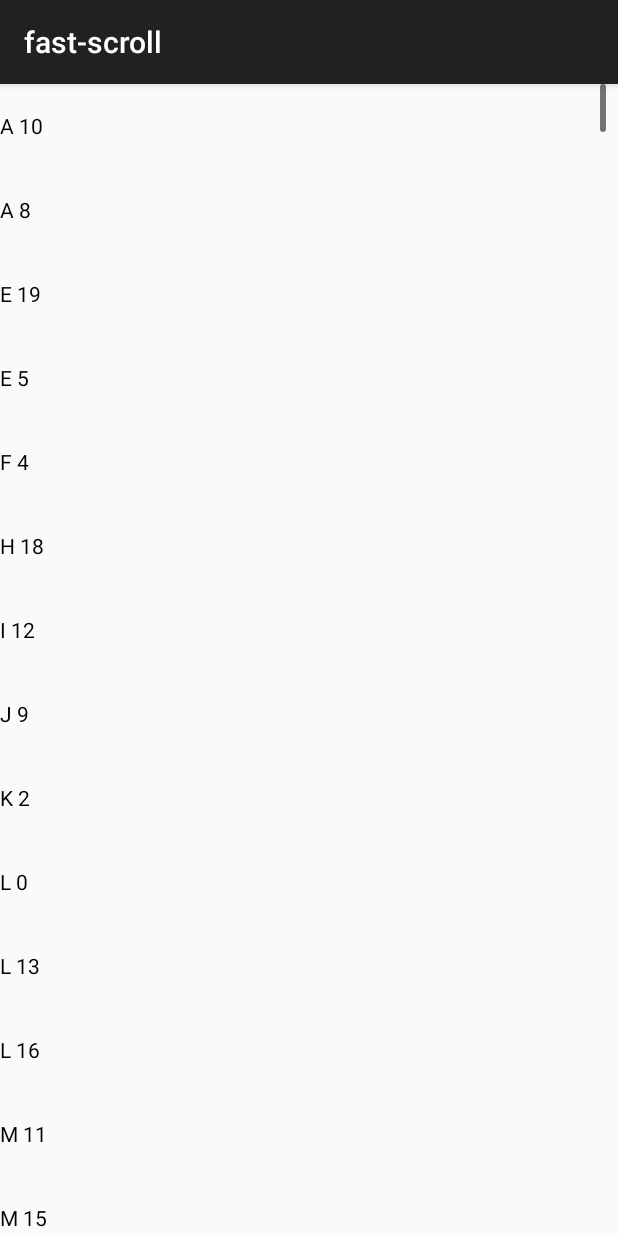
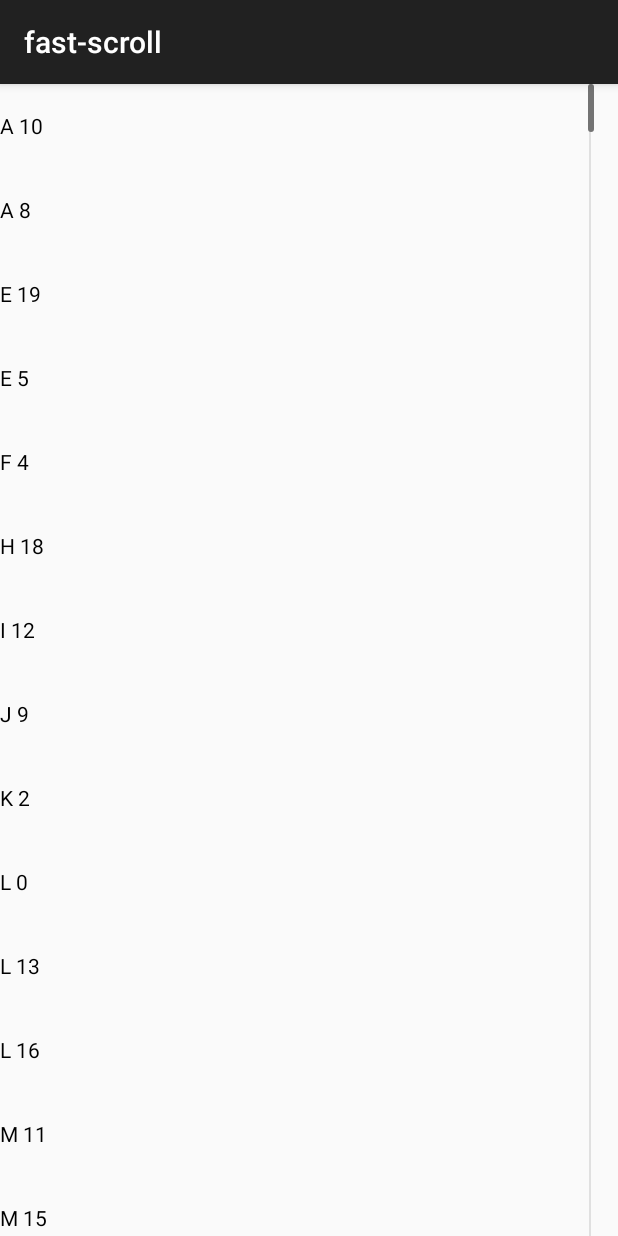
Before and after one commit to InboxAppCo/android-fast-scroll, an Android app: the screen it shows after launch (TestActivity), on a phone screen of 412 x 824 dp. Run offline under Robolectric (Android 15) with nearby library versions, the phone set to English and light mode, and no system bars.

Commit message:
layout updates

```diff
--- a/inbox_fast_scroll/build.gradle
+++ b/inbox_fast_scroll/build.gradle
@@ -27,7 +27,7 @@ dependencies {
 apply plugin: 'maven'
 
 group = 'co.inbox.android-fast-scroll'
-version = '1.0.0'
+version = '1.0-SNAPSHOT'
 uploadArchives {
     repositories {
         mavenDeployer {
--- a/inbox_fast_scroll/src/main/java/co/inbox/ui/inboxfastscroll/InboxFastScrollView.java
+++ b/inbox_fast_scroll/src/main/java/co/inbox/ui/inboxfastscroll/InboxFastScrollView.java
@@ -13,12 +13,12 @@ import android.support.v7.widget.RecyclerView;
 import android.util.AttributeSet;
 import android.view.LayoutInflater;
 import android.view.MotionEvent;
+import android.widget.FrameLayout;
 import android.widget.ImageView;
-import android.widget.LinearLayout;
 import android.widget.TextView;
 
 public class InboxFastScrollView
-        extends LinearLayout {
+        extends FrameLayout {
     private static final String TAG                   = "InboxFastScroller";
     private static final long   ANIMATION_TIME_BUBBLE = 100;
     private static final float  BOTTOM_SNAP_THRESHOLD = 10;
@@ -33,7 +33,6 @@ public class InboxFastScrollView
     public InboxFastScrollView(Context context, AttributeSet attrs) {
         super(context, attrs);
 
-        setOrientation(HORIZONTAL);
         LayoutInflater.from(context).inflate(R.layout.ifs_view, this, true);
         mHandle = (ImageView) findViewById(R.id.ifs_handle);
         mBubble = (TextView) findViewById(R.id.ifs_bubble);
@@ -70,6 +69,8 @@ public class InboxFastScrollView
 
         mBubble.getLayoutParams().width = bubbleSize;
         mBubble.getLayoutParams().height = bubbleSize;
+
+        ((MarginLayoutParams) mBubble.getLayoutParams()).rightMargin = handleDrawable.getIntrinsicWidth();
 
         mHandle.setImageDrawable(handleDrawable);
     }
--- a/inbox_fast_scroll/src/main/res/drawable/ifs_default_handle.xml
+++ b/inbox_fast_scroll/src/main/res/drawable/ifs_default_handle.xml
@@ -1,6 +1,10 @@
 <?xml version="1.0" encoding="utf-8"?>
 <selector xmlns:android="http://schemas.android.com/apk/res/android">
     <item android:state_selected="true">
+        <inset
+            android:insetLeft="8dp"
+            android:insetRight="16dp">
+
             <shape xmlns:android="http://schemas.android.com/apk/res/android"
                    android:shape="rectangle">
 
@@ -9,11 +13,15 @@
                 <solid android:color="#FF0288D1"/>
 
                 <size
-                android:height="32dp"
-                android:width="4dp"/>
+                    android:width="4dp"
+                    android:height="32dp"/>
             </shape>
+        </inset>
     </item>
-    <item >
+    <item>
+        <inset
+            android:insetLeft="8dp"
+            android:insetRight="16dp">
             <shape xmlns:android="http://schemas.android.com/apk/res/android"
                    android:shape="rectangle">
 
@@ -22,8 +30,9 @@
                 <solid android:color="#FF737373"/>
 
                 <size
-                android:height="32dp"
-                android:width="4dp"/>
+                    android:width="4dp"
+                    android:height="32dp"/>
             </shape>
+        </inset>
     </item>
 </selector>
--- a/inbox_fast_scroll/src/main/res/layout/ifs_view.xml
+++ b/inbox_fast_scroll/src/main/res/layout/ifs_view.xml
@@ -4,6 +4,15 @@
     xmlns:tools="http://schemas.android.com/tools"
     android:layout_width="wrap_content"
     android:layout_height="match_parent">
+
+    <View
+        android:id="@+id/line"
+        android:layout_width="1dp"
+        android:layout_height="match_parent"
+        android:layout_gravity="end"
+        android:layout_marginEnd="18dp"
+        android:layout_marginRight="18dp"
+        android:background="#E0E0E0"/>
 
     <TextView
         android:id="@+id/ifs_bubble"
@@ -18,7 +27,6 @@
         android:id="@+id/ifs_handle"
         android:layout_width="wrap_content"
         android:layout_height="wrap_content"
-        android:paddingLeft="8dp"
-        android:paddingRight="8dp"/>
+        android:layout_gravity="end"/>
 
 </merge>
```
Lines whose indentation alone changed are shown as unchanged.
